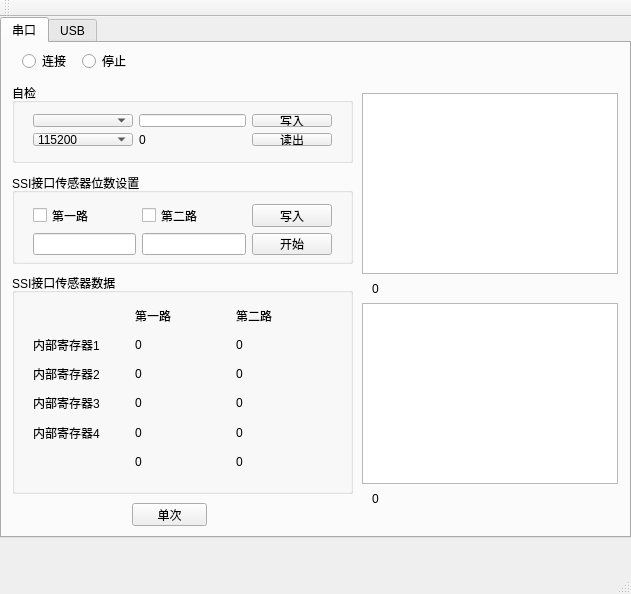
This is mainwindow.ui in xiaoheifish/QT-USB-Serialport as Qt 5 draws it before an edit. The edited form follows.
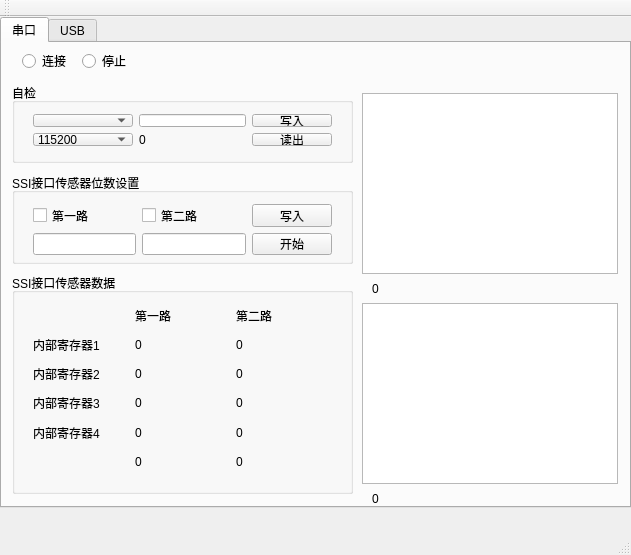
This is the edited form. The open tabs and pages were chosen to show the change.

Patch:
```diff
--- a/mainwindow.ui
+++ b/mainwindow.ui
@@ -7,7 +7,7 @@
     <x>0</x>
     <y>0</y>
     <width>631</width>
-    <height>594</height>
+    <height>555</height>
    </rect>
   </property>
   <property name="windowTitle">
@@ -20,7 +20,7 @@
       <x>0</x>
       <y>0</y>
       <width>631</width>
-      <height>521</height>
+      <height>491</height>
      </rect>
     </property>
     <property name="currentIndex">
@@ -360,19 +360,6 @@
        </rect>
       </property>
      </widget>
-     <widget class="QPushButton" name="pushButton">
-      <property name="geometry">
-       <rect>
-        <x>130</x>
-        <y>460</y>
-        <width>75</width>
-        <height>23</height>
-       </rect>
-      </property>
-      <property name="text">
-       <string>单次</string>
-      </property>
-     </widget>
      <widget class="QRadioButton" name="radioButtonSerial">
       <property name="geometry">
        <rect>
```
Left out of the diff: 2 changed lines with no effect on the pictures.
